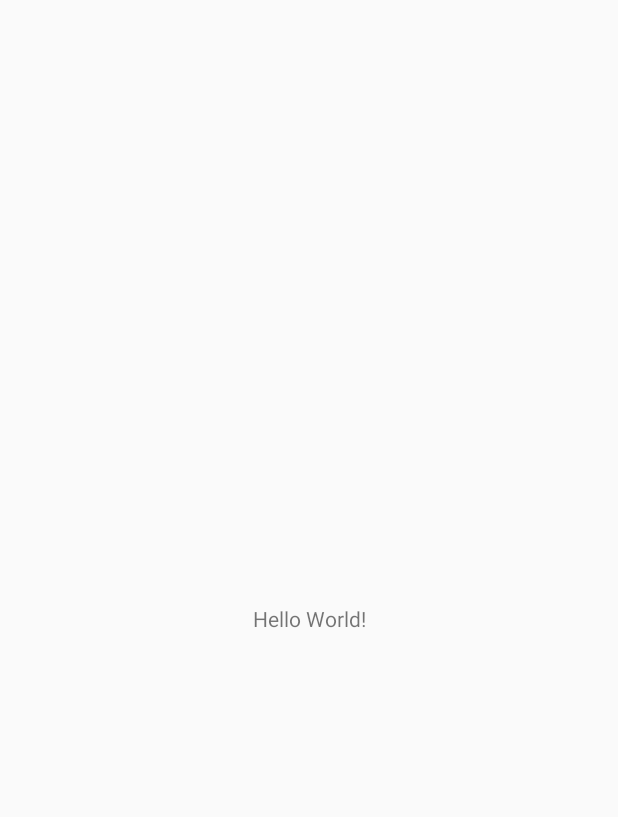
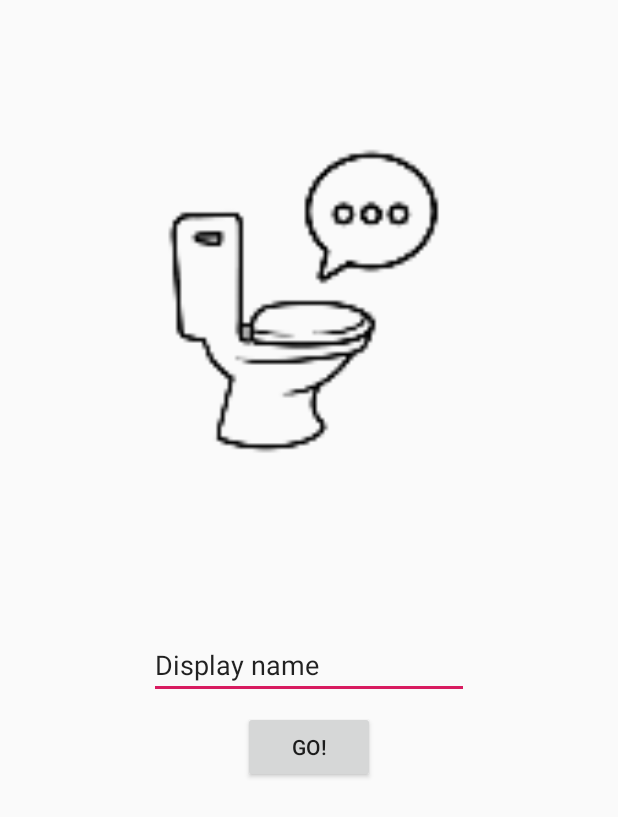
Before and after one commit to josheey3/ChitShat, an Android app: the screen it shows after launch (MainActivity), on a phone screen of 412 x 824 dp. Before the commit the part shown is almost empty. Shown: the top 817 px of the screen. Run offline under Robolectric (Android 15) with nearby library versions, the phone set to English and light mode, and no system bars.

Commit message:
V0.0.4 - Added temp home page

```diff
--- a/app/src/main/res/layout/activity_main.xml
+++ b/app/src/main/res/layout/activity_main.xml
@@ -6,13 +6,40 @@
     android:layout_height="match_parent"
     tools:context=".MainActivity">
 
-    <TextView
+    <ImageView
+        android:id="@+id/imageView"
+        android:layout_width="0dp"
+        android:layout_height="0dp"
+        android:layout_marginBottom="24dp"
+        app:layout_constraintBottom_toTopOf="@+id/editText"
+        app:layout_constraintEnd_toEndOf="parent"
+        app:layout_constraintStart_toStartOf="parent"
+        app:layout_constraintTop_toTopOf="parent"
+        app:srcCompat="@mipmap/ic_launcher_foreground" />
+
+    <EditText
+        android:id="@+id/editText"
         android:layout_width="wrap_content"
         android:layout_height="wrap_content"
-        android:text="Hello World!"
+        android:layout_marginStart="8dp"
+        android:layout_marginEnd="8dp"
+        android:layout_marginBottom="8dp"
+        android:ems="10"
+        android:inputType="textPersonName"
+        android:text="@string/display_name_text"
+        app:layout_constraintBottom_toTopOf="@+id/button"
+        app:layout_constraintEnd_toEndOf="parent"
+        app:layout_constraintStart_toStartOf="parent" />
+
+    <Button
+        android:id="@+id/button"
+        android:layout_width="wrap_content"
+        android:layout_height="wrap_content"
+        android:layout_marginStart="8dp"
+        android:layout_marginEnd="8dp"
+        android:layout_marginBottom="302dp"
+        android:text="@string/btn_go_text"
         app:layout_constraintBottom_toBottomOf="parent"
-        app:layout_constraintLeft_toLeftOf="parent"
-        app:layout_constraintRight_toRightOf="parent"
-        app:layout_constraintTop_toTopOf="parent" />
-
+        app:layout_constraintEnd_toEndOf="parent"
+        app:layout_constraintStart_toStartOf="parent" />
 </android.support.constraint.ConstraintLayout>
--- a/app/src/main/res/values/strings.xml
+++ b/app/src/main/res/values/strings.xml
@@ -1,3 +1,7 @@
 <resources>
     <string name="app_name">ChitShat</string>
+
+    <string name="display_name_text">Display name</string>
+
+    <string name="btn_go_text">Go!</string>
 </resources>
```
